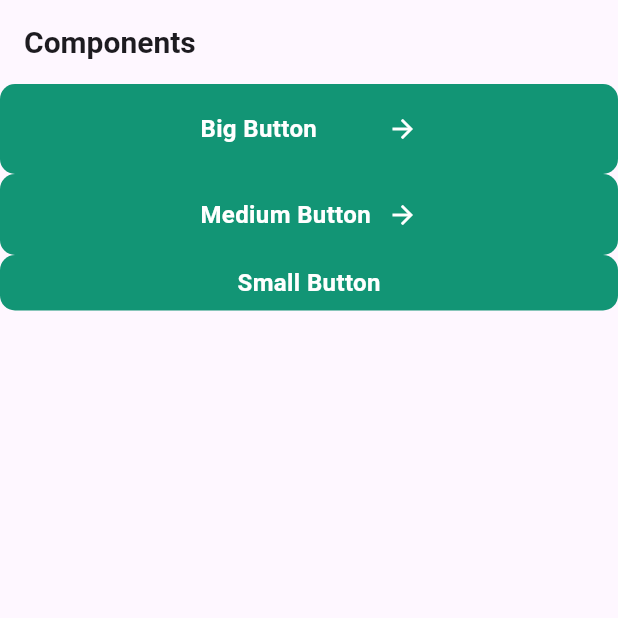
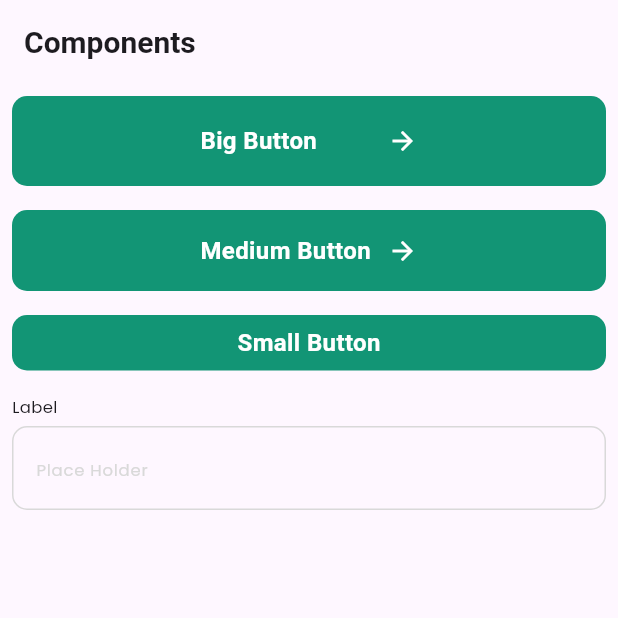
Before and after one commit to dbwpghks56/flutter_recipe_app_course, a Flutter app: the screen it shows after launch, on a phone screen of 412 x 824 dp, the top half of it. Run offline on Flutter 3.47's test engine with Material 3 defaults, Android fonts, the phone set to English and light mode, and no system bars.

Commit message:
[Feature] input field component create

```diff
--- /dev/null
+++ b/lib/core/presentation/components/input_field.dart
@@ -0,0 +1,51 @@
+import 'package:flutter/material.dart';
+import 'package:flutter_recipe_app_course/ui/color_styles.dart';
+import 'package:flutter_recipe_app_course/ui/text_styles.dart';
+
+class InputField extends StatelessWidget {
+  const InputField({
+    super.key,
+    required this.label,
+    required this.placeHolder,
+    this.controller,
+  });
+
+  final String label;
+  final String placeHolder;
+  final TextEditingController? controller;
+
+  @override
+  Widget build(BuildContext context) {
+    return Column(
+      crossAxisAlignment: CrossAxisAlignment.start,
+      children: [
+        Text(
+          label,
+          style: TextStyles.smallerTextRegular,
+        ),
+        const SizedBox(height: 5),
+        TextField(
+          controller: controller,
+          decoration: InputDecoration(
+            hintText: placeHolder,
+            hintStyle: TextStyles.smallerTextRegular.copyWith(
+              color: ColorStyles.gray4,
+            ),
+            enabledBorder: OutlineInputBorder(
+              borderRadius: BorderRadius.circular(10),
+              borderSide: BorderSide(
+                color: ColorStyles.gray4,
+              ),
+            ),
+            focusedBorder: OutlineInputBorder(
+              borderRadius: BorderRadius.circular(10),
+              borderSide: BorderSide(
+                color: ColorStyles.primary80,
+              ),
+            ),
+          ),
+        ),
+      ],
+    );
+  }
+}
--- a/lib/main.dart
+++ b/lib/main.dart
@@ -1,5 +1,6 @@
 import 'package:flutter/material.dart';
 import 'package:flutter_recipe_app_course/core/presentation/components/big_button.dart';
+import 'package:flutter_recipe_app_course/core/presentation/components/input_field.dart';
 import 'package:flutter_recipe_app_course/core/presentation/components/medium_button.dart';
 import 'package:flutter_recipe_app_course/core/presentation/components/small_button.dart';
 import 'package:flutter_recipe_app_course/ui/text_styles.dart';
@@ -40,23 +41,39 @@
       ),
       body: ListView(
         children: [
-          BigButton(
+          Padding(
+            padding: const EdgeInsets.all(8.0),
+            child: BigButton(
               "Big Button",
               onPressed: () {
                 print("Big Button Pressed");
               },
             ),
-          MediumButton(
+          ),
+          Padding(
+            padding: const EdgeInsets.all(8.0),
+            child: MediumButton(
               "Medium Button",
               onPressed: () {
                 print("Medium Button Pressed");
               },
             ),
-          SmallButton(
+          ),
+          Padding(
+            padding: const EdgeInsets.all(8.0),
+            child: SmallButton(
               "Small Button",
               onPressed: () {
                 print("Small Button Pressed");
               },
+            ),
+          ),
+          Padding(
+            padding: const EdgeInsets.all(8.0),
+            child: InputField(
+              label: "Label",
+              placeHolder: "Place Holder",
+            ),
           ),
         ],
       ),
```
Lines whose indentation alone changed are shown as unchanged.
